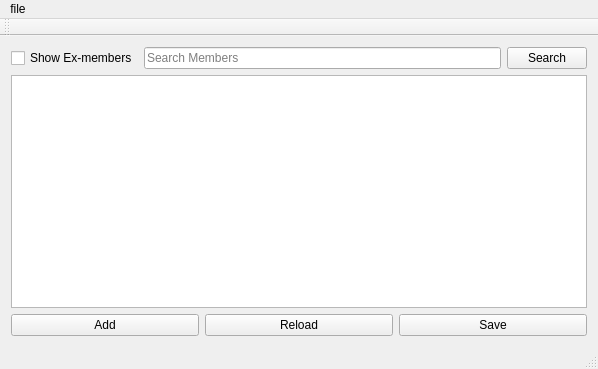
Above: memberlist.ui from unsanded/feMembers before the change. Below: the same form after it.
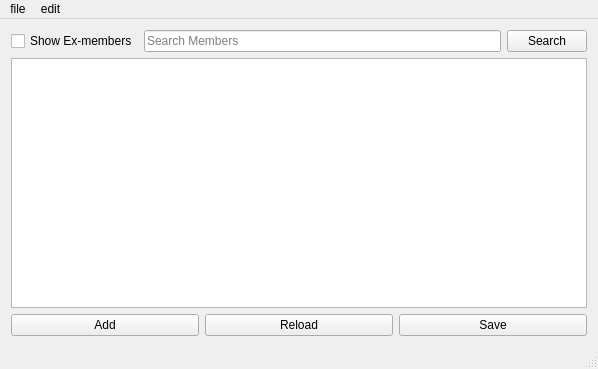
That is the form after the change. Custom widgets are drawn as their Qt base class.

```diff
--- a/memberlist.ui
+++ b/memberlist.ui
@@ -49,7 +49,7 @@
        <number>22</number>
       </property>
       <property name="alternatingRowColors">
-       <bool>true</bool>
+       <bool>false</bool>
       </property>
       <property name="selectionBehavior">
        <enum>QAbstractItemView::SelectRows</enum>
@@ -116,7 +116,7 @@
      <x>0</x>
      <y>0</y>
      <width>598</width>
-     <height>27</height>
+     <height>32</height>
     </rect>
    </property>
    <widget class="QMenu" name="menuFile">
@@ -132,15 +132,14 @@
     </widget>
     <addaction name="menuExport"/>
    </widget>
+   <widget class="QMenu" name="menuEdit">
+    <property name="title">
+     <string>edit</string>
+    </property>
+    <addaction name="actionSelect_All"/>
+   </widget>
    <addaction name="menuFile"/>
-  </widget>
-  <widget class="QToolBar" name="mainToolBar">
-   <attribute name="toolBarArea">
-    <enum>TopToolBarArea</enum>
-   </attribute>
-   <attribute name="toolBarBreak">
-    <bool>false</bool>
-   </attribute>
+   <addaction name="menuEdit"/>
   </widget>
   <widget class="QStatusBar" name="statusBar"/>
   <action name="actionCsv">
@@ -155,6 +154,13 @@
   </action>
  </widget>
  <layoutdefault spacing="6" margin="11"/>
+ <customwidgets>
+  <customwidget>
+   <class>QMemberlistView</class>
+   <extends>QTableView</extends>
+   <header>qmemberlistview.h</header>
+  </customwidget>
+ </customwidgets>
  <resources/>
  <connections/>
 </ui>
```
Left out of the diff: 21 changed lines with no effect on the pictures.
